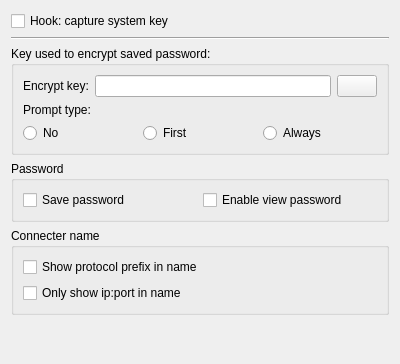
Qt form Client/FrmParameterClient.ui (KangLin/RabbitRemoteControl) before a commit.
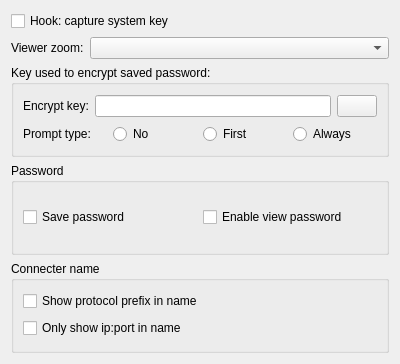
The same form after that commit. Icons and pictures are not drawn.

Commit message: Client: add zoom viewer in client parameter

What changed in the file:
```diff
--- a/Client/FrmParameterClient.ui
+++ b/Client/FrmParameterClient.ui
@@ -14,6 +14,40 @@
    <string>Client</string>
   </property>
   <layout class="QGridLayout" name="gridLayout">
+   <item row="0" column="0">
+    <widget class="QCheckBox" name="cbHookKeyboard">
+     <property name="text">
+      <string>Hook: capture system key</string>
+     </property>
+    </widget>
+   </item>
+   <item row="1" column="0">
+    <layout class="QHBoxLayout" name="horizontalLayout">
+     <item>
+      <widget class="QLabel" name="label">
+       <property name="sizePolicy">
+        <sizepolicy hsizetype="Preferred" vsizetype="Preferred">
+         <horstretch>0</horstretch>
+         <verstretch>0</verstretch>
+        </sizepolicy>
+       </property>
+       <property name="text">
+        <string>Viewer zoom:</string>
+       </property>
+      </widget>
+     </item>
+     <item>
+      <widget class="QComboBox" name="cbViewZoom">
+       <property name="sizePolicy">
+        <sizepolicy hsizetype="Expanding" vsizetype="Fixed">
+         <horstretch>0</horstretch>
+         <verstretch>0</verstretch>
+        </sizepolicy>
+       </property>
+      </widget>
+     </item>
+    </layout>
+   </item>
    <item row="2" column="0">
     <widget class="QGroupBox" name="groupBox_3">
      <property name="title">
@@ -24,6 +58,12 @@
        <layout class="QHBoxLayout" name="horizontalLayout_3">
         <item>
          <widget class="QLabel" name="label_2">
+          <property name="sizePolicy">
+           <sizepolicy hsizetype="Preferred" vsizetype="Preferred">
+            <horstretch>0</horstretch>
+            <verstretch>0</verstretch>
+           </sizepolicy>
+          </property>
           <property name="text">
            <string>Encrypt key:</string>
           </property>
@@ -52,10 +92,23 @@
         </item>
        </layout>
       </item>
-      <item row="2" column="0">
-       <layout class="QHBoxLayout" name="horizontalLayout_4">
+      <item row="1" column="0">
+       <layout class="QHBoxLayout" name="horizontalLayout_2">
+        <item>
+         <widget class="QLabel" name="label_3">
+          <property name="text">
+           <string>Prompt type:</string>
+          </property>
+         </widget>
+        </item>
         <item>
          <widget class="QRadioButton" name="rbPromptNo">
+          <property name="sizePolicy">
+           <sizepolicy hsizetype="Preferred" vsizetype="Fixed">
+            <horstretch>0</horstretch>
+            <verstretch>0</verstretch>
+           </sizepolicy>
+          </property>
           <property name="text">
            <string>No</string>
           </property>
@@ -63,6 +116,12 @@
         </item>
         <item>
          <widget class="QRadioButton" name="rbPromptFirst">
+          <property name="sizePolicy">
+           <sizepolicy hsizetype="Preferred" vsizetype="Fixed">
+            <horstretch>0</horstretch>
+            <verstretch>0</verstretch>
+           </sizepolicy>
+          </property>
           <property name="text">
            <string>First</string>
           </property>
@@ -70,6 +129,12 @@
         </item>
         <item>
          <widget class="QRadioButton" name="rbPromptAlways">
+          <property name="sizePolicy">
+           <sizepolicy hsizetype="Preferred" vsizetype="Fixed">
+            <horstretch>0</horstretch>
+            <verstretch>0</verstretch>
+           </sizepolicy>
+          </property>
           <property name="text">
            <string>Always</string>
           </property>
@@ -77,53 +142,9 @@
         </item>
        </layout>
       </item>
-      <item row="1" column="0">
-       <widget class="QLabel" name="label_3">
-        <property name="text">
-         <string>Prompt type:</string>
-        </property>
-       </widget>
-      </item>
      </layout>
     </widget>
    </item>
-   <item row="1" column="0">
-    <widget class="Line" name="line">
-     <property name="orientation">
-      <enum>Qt::Horizontal</enum>
-     </property>
-    </widget>
-   </item>
-   <item row="4" column="0">
-    <widget class="QGroupBox" name="groupBox_2">
-     <property name="title">
-      <string>Connecter name</string>
-     </property>
-     <layout class="QGridLayout" name="gridLayout_4">
-      <item row="0" column="0">
-       <widget class="QCheckBox" name="cbShowPrefix">
-        <property name="text">
-         <string>Show protocol prefix in name</string>
-        </property>
-       </widget>
-      </item>
-      <item row="1" column="0">
-       <widget class="QCheckBox" name="cbShowIPPort">
-        <property name="text">
-         <string>Only show ip:port in name</string>
-        </property>
-       </widget>
-      </item>
-     </layout>
-    </widget>
-   </item>
-   <item row="0" column="0">
-    <widget class="QCheckBox" name="cbHookKeyboard">
-     <property name="text">
-      <string>Hook: capture system key</string>
-     </property>
-    </widget>
-   </item>
    <item row="3" column="0">
     <widget class="QGroupBox" name="groupBox">
      <property name="title">
@@ -151,18 +172,28 @@
      </layout>
     </widget>
    </item>
-   <item row="5" column="0">
-    <spacer name="verticalSpacer">
-     <property name="orientation">
-      <enum>Qt::Vertical</enum>
+   <item row="4" column="0">
+    <widget class="QGroupBox" name="groupBox_2">
+     <property name="title">
+      <string>Connecter name</string>
      </property>
-     <property name="sizeHint" stdset="0">
-      <size>
-       <width>20</width>
-       <height>40</height>
-      </size>
-     </property>
-    </spacer>
+     <layout class="QGridLayout" name="gridLayout_4">
+      <item row="0" column="0">
+       <widget class="QCheckBox" name="cbShowPrefix">
+        <property name="text">
+         <string>Show protocol prefix in name</string>
+        </property>
+       </widget>
+      </item>
+      <item row="1" column="0">
+       <widget class="QCheckBox" name="cbShowIPPort">
+        <property name="text">
+         <string>Only show ip:port in name</string>
+        </property>
+       </widget>
+      </item>
+     </layout>
+    </widget>
    </item>
   </layout>
  </widget>
```
Left out of the diff: 3 changed lines with no effect on the pictures. The commit also changes 15 other files.
